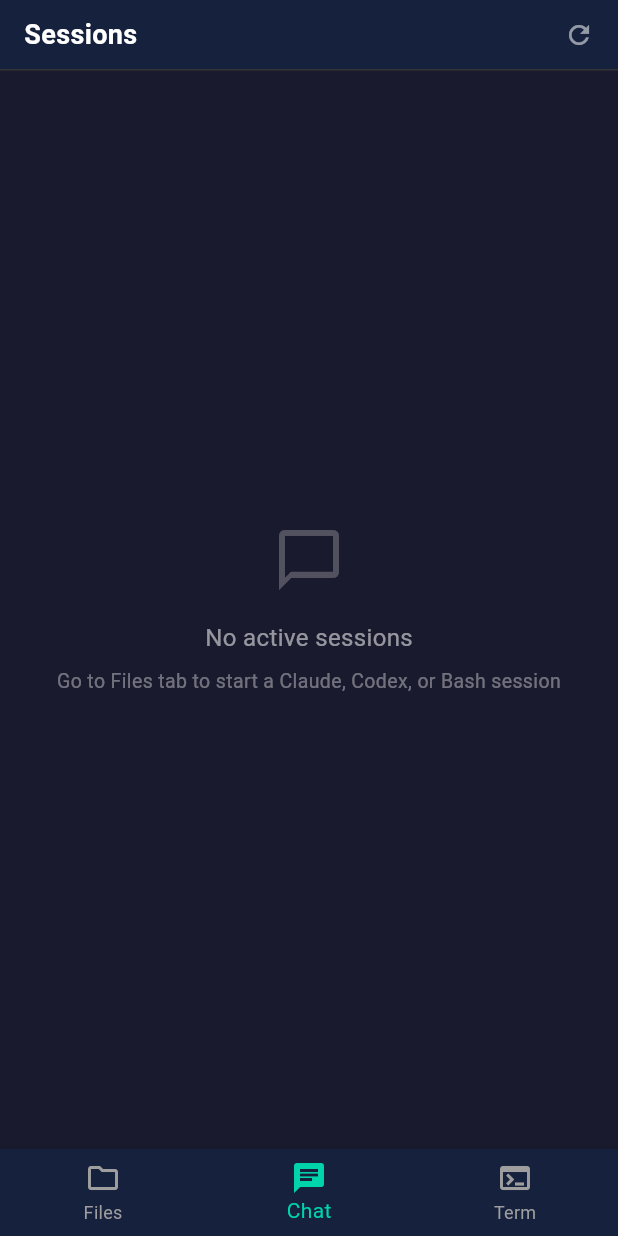
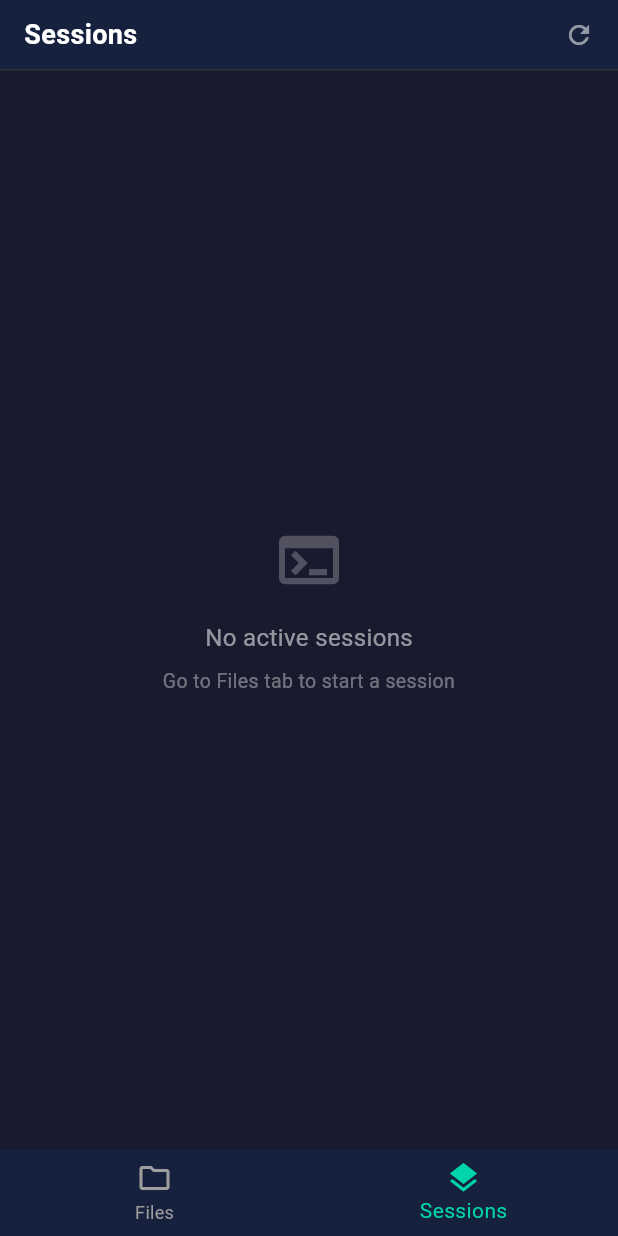
Before and after one commit to uaniay/nautilus-app, a Flutter app: the HomeScreen screen opened directly, item 2 of the bottom bar chosen, on a phone screen of 412 x 824 dp. Run offline on Flutter 3.47's test engine with Material 3 defaults, Android fonts, the phone set to English and light mode, and no system bars; our stand-ins replace shared_preferences; missing offline and left inert: record, xterm; accounts and stored records are empty.

Commit message:
feat: 重构 UI 为 session 模式，移除 chat/terminal 分离设计
Co-Authored-By: Claude Opus 4.7 <noreply@anthropic.com>

```diff
--- a/lib/models/chat_message.dart
+++ /dev/null
@@ -1,15 +0,0 @@
-enum MessageDirection { input, output }
-
-class ChatMessage {
-  final String sessionId;
-  final MessageDirection direction;
-  final String content;
-  final DateTime timestamp;
-
-  ChatMessage({
-    required this.sessionId,
-    required this.direction,
-    required this.content,
-    DateTime? timestamp,
-  }) : timestamp = timestamp ?? DateTime.now();
-}
--- a/lib/screens/file_browser_screen.dart
+++ b/lib/screens/file_browser_screen.dart
@@ -4,7 +4,7 @@ import 'package:provider/provider.dart';
 import '../services/file_service.dart';
 import '../services/connection_service.dart';
 import '../models/file_entry.dart';
-import 'chat_detail_screen.dart';
+import 'session_detail_screen.dart';
 
 class FileBrowserScreen extends StatefulWidget {
   const FileBrowserScreen({super.key});
@@ -44,7 +44,7 @@ class _FileBrowserScreenState extends State<FileBrowserScreen> {
         if (mounted) {
           navigator.push(
             MaterialPageRoute(
-              builder: (_) => ChatDetailScreen(session: session),
+              builder: (_) => SessionDetailScreen(session: session),
             ),
           );
         }
--- a/lib/screens/home_screen.dart
+++ b/lib/screens/home_screen.dart
@@ -1,7 +1,6 @@
 import 'package:flutter/material.dart';
 import 'file_browser_screen.dart';
-import 'chat_list_screen.dart';
-import 'terminal_screen.dart';
+import 'session_list_screen.dart';
 
 class HomeScreen extends StatefulWidget {
   const HomeScreen({super.key});
@@ -24,8 +23,7 @@ class HomeScreenState extends State<HomeScreen> {
         index: _currentIndex,
         children: const [
           FileBrowserScreen(),
-          ChatListScreen(),
-          TerminalScreen(),
+          SessionListScreen(),
         ],
       ),
       bottomNavigationBar: BottomNavigationBar(
@@ -42,13 +40,9 @@ class HomeScreenState extends State<HomeScreen> {
             label: 'Files',
           ),
           BottomNavigationBarItem(
-            icon: Icon(Icons.chat_outlined),
-            activeIcon: Icon(Icons.chat),
-            label: 'Chat',
-          ),
-          BottomNavigationBarItem(
-            icon: Icon(Icons.terminal),
-            label: 'Term',
+            icon: Icon(Icons.layers_outlined),
+            activeIcon: Icon(Icons.layers),
+            label: 'Sessions',
           ),
         ],
       ),
--- a/lib/screens/chat_list_screen.dart
+++ b/lib/screens/session_list_screen.dart
@@ -2,16 +2,16 @@ import 'package:flutter/material.dart';
 import 'package:provider/provider.dart';
 import '../services/connection_service.dart';
 import '../services/session_history_service.dart';
-import 'chat_detail_screen.dart';
+import 'session_detail_screen.dart';
 
-class ChatListScreen extends StatefulWidget {
-  const ChatListScreen({super.key});
+class SessionListScreen extends StatefulWidget {
+  const SessionListScreen({super.key});
 
   @override
-  State<ChatListScreen> createState() => _ChatListScreenState();
+  State<SessionListScreen> createState() => _SessionListScreenState();
 }
 
-class _ChatListScreenState extends State<ChatListScreen> {
+class _SessionListScreenState extends State<SessionListScreen> {
   @override
   void initState() {
     super.initState();
@@ -89,7 +89,7 @@ class _ChatListScreenState extends State<ChatListScreen> {
         child: Column(
           mainAxisSize: MainAxisSize.min,
           children: [
-            Icon(Icons.chat_bubble_outline, size: 48, color: Colors.white24),
+            Icon(Icons.terminal, size: 48, color: Colors.white24),
             SizedBox(height: 16),
             Text(
               'No active sessions',
@@ -97,7 +97,7 @@ class _ChatListScreenState extends State<ChatListScreen> {
             ),
             SizedBox(height: 8),
             Text(
-              'Go to Files tab to start a Claude, Codex, or Bash session',
+              'Go to Files tab to start a session',
               textAlign: TextAlign.center,
               style: TextStyle(color: Colors.white38, fontSize: 13),
             ),
@@ -115,7 +115,7 @@ class _ChatListScreenState extends State<ChatListScreen> {
       onTap: () {
         Navigator.of(context).push(
           MaterialPageRoute(
-            builder: (_) => ChatDetailScreen(session: session),
+            builder: (_) => SessionDetailScreen(session: session),
           ),
         );
       },
```
Also changed, not shown: lib/screens/session_detail_screen.dart (renamed from lib/screens/chat_detail_screen.dart, +9 -8 lines), lib/screens/terminal_screen.dart (deleted, +0 -183 lines), lib/services/connection_service.dart (+10 -6 lines), lib/services/session_history_service.dart (+6 -44 lines), 2 other files.
